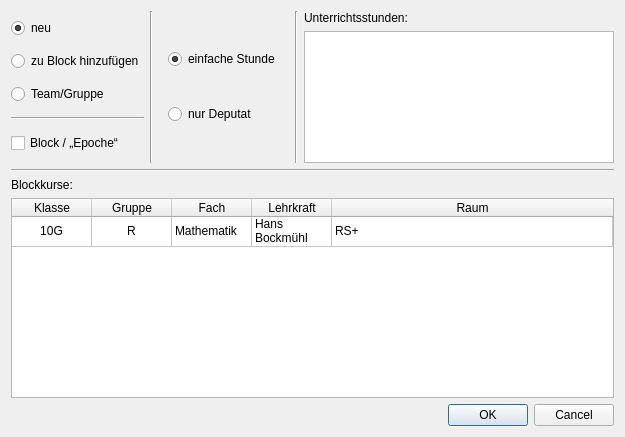
Before: the Qt Designer form wz-data/ui/dialog_block_name_2.ui in gradgrind/WZ3, drawn with Qt 5.
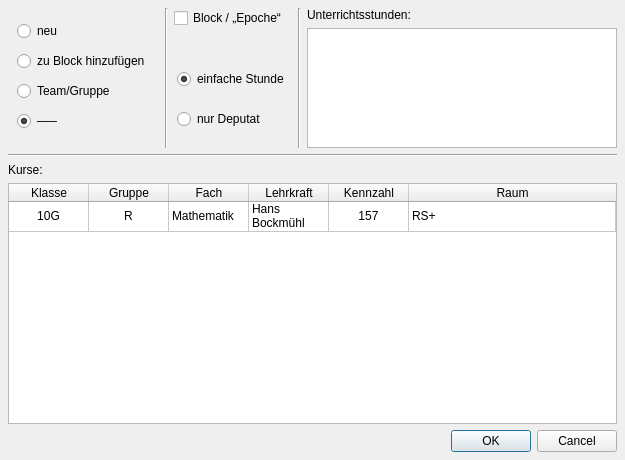
After: the same form once the commit is applied.

Commit message: Working on block name dialog

```diff
--- a/wz-data/ui/dialog_block_name_2.ui
+++ b/wz-data/ui/dialog_block_name_2.ui
@@ -7,13 +7,25 @@
     <x>0</x>
     <y>0</y>
     <width>625</width>
-    <height>437</height>
+    <height>460</height>
    </rect>
   </property>
   <property name="windowTitle">
-   <string>neue Kurseinheit</string>
+   <string>Kurseinheit</string>
   </property>
   <layout class="QVBoxLayout" name="verticalLayout_6" stretch="0,1,0">
+   <property name="leftMargin">
+    <number>8</number>
+   </property>
+   <property name="topMargin">
+    <number>8</number>
+   </property>
+   <property name="rightMargin">
+    <number>8</number>
+   </property>
+   <property name="bottomMargin">
+    <number>8</number>
+   </property>
    <item>
     <layout class="QHBoxLayout" name="horizontalLayout_3" stretch="0,0,1">
      <item>
@@ -21,17 +33,18 @@
        <item>
         <layout class="QHBoxLayout" name="horizontalLayout_2">
          <item>
+          <widget class="QFrame" name="type_chooser">
           <layout class="QVBoxLayout" name="verticalLayout_4">
            <item>
             <widget class="QRadioButton" name="rb_new">
              <property name="toolTip">
-              <string>&lt;html&gt;&lt;head/&gt;&lt;body&gt;&lt;p&gt;Ein neuer „Kurseinheit“ soll angelegt werden. Das bedeutet entweder eine neue Unterrichtsstunde oder eine Deputatsangabe ohne Unterrichtsstunden.&lt;/p&gt;&lt;p&gt;Die Stunde kann Teil eines Blocks sein (einer Zeit, in der mehrere Kurse parallel oder Epochenmäßig stattfinden).&lt;/p&gt;&lt;p&gt;Für jeden Kurs darf nur einmal eine Einheit der jeweiligen Sorte (einfache Stunde, Blockstunde oder Deputatsstunden ohne Unterricht) angelegt werden. Weitere Unterrichtsstunden können dann mit der „+“-Schaltfläche hinzugefügt werden.&lt;/p&gt;&lt;/body&gt;&lt;/html&gt;</string>
+               <string>&lt;html&gt;&lt;head/&gt;&lt;body&gt;&lt;p&gt;Ein neuer „Kurseinheit“ soll angelegt werden. Das bedeutet entweder eine neue Unterrichtsstunde oder eine Deputatsangabe ohne Unterrichtsstunden.&lt;/p&gt;&lt;p&gt;Die Stunde kann Teil eines Blocks sein (einer Zeit, in der mehrere Kurse entweder parallel oder nacheinander im Laufe des Jahres stattfinden).&lt;/p&gt;&lt;p&gt;Für jeden Kurs darf nur einmal eine Einheit der jeweiligen Sorte (einfache Stunde, Blockstunde oder Deputatsstunden ohne Unterricht) angelegt werden. Weitere Unterrichtsstunden können dann mit der „+“-Schaltfläche hinzugefügt werden.&lt;/p&gt;&lt;/body&gt;&lt;/html&gt;</string>
              </property>
              <property name="text">
               <string>neu</string>
              </property>
              <property name="checked">
-              <bool>true</bool>
+               <bool>false</bool>
              </property>
              <attribute name="buttonGroup">
               <string notr="true">choose_group</string>
@@ -54,7 +67,7 @@
            <item>
             <widget class="QRadioButton" name="rb_add2team">
              <property name="toolTip">
-              <string>&lt;html&gt;&lt;head/&gt;&lt;body&gt;&lt;p&gt;Diese Option ist für Teamteaching oder Klassen- bzw. Gruppenübergreifenden Unterricht gedacht.&lt;/p&gt;&lt;p&gt;Der aktuelle „Kurs“ soll mit einem anderen kombiniert werden. Das Fach der Kurse muss gleich sein, sie teilen einen Raum und die Deputatsangaben müssen für alle gleich sein.&lt;/p&gt;&lt;/body&gt;&lt;/html&gt;</string>
+               <string>&lt;html&gt;&lt;head/&gt;&lt;body&gt;&lt;p&gt;Diese Option ist für Teamteaching oder klassen- bzw. gruppenübergreifenden Unterricht gedacht.&lt;/p&gt;&lt;p&gt;Der aktuelle „Kurs“ soll mit einem anderen kombiniert werden. Das Fach der Kurse muss gleich sein, sie teilen einen Raum und die Deputatsangaben müssen für alle gleich sein.&lt;/p&gt;&lt;/body&gt;&lt;/html&gt;</string>
              </property>
              <property name="text">
               <string>Team/Gruppe</string>
@@ -65,30 +78,61 @@
             </widget>
            </item>
            <item>
-            <widget class="Line" name="line_3">
+             <widget class="QRadioButton" name="rb_inspect">
+              <property name="enabled">
+               <bool>true</bool>
+              </property>
+              <property name="text">
+               <string>–––</string>
+              </property>
+              <property name="checked">
+               <bool>true</bool>
+              </property>
+              <attribute name="buttonGroup">
+               <string notr="true">choose_group</string>
+              </attribute>
+             </widget>
+            </item>
+           </layout>
+          </widget>
+         </item>
+         <item>
+          <widget class="Line" name="line_4">
              <property name="orientation">
-              <enum>Qt::Horizontal</enum>
+            <enum>Qt::Vertical</enum>
              </property>
             </widget>
            </item>
+         <item>
+          <layout class="QVBoxLayout" name="verticalLayout_8">
+           <property name="leftMargin">
+            <number>0</number>
+           </property>
+           <property name="rightMargin">
+            <number>0</number>
+           </property>
            <item>
             <widget class="QCheckBox" name="cb_block">
              <property name="toolTip">
-              <string>&lt;html&gt;&lt;head/&gt;&lt;body&gt;&lt;p&gt;„Block“ bedeutet hier, dass Unterrichtseinheiten entweder parallel (zur gleichen Zeit) oder nacheinander („Epochenunterricht“) stattfinden.&lt;/p&gt;&lt;p&gt;Zwischen zeitbegrenzten Blöcken („Epochen“) und parallelen, durchlaufenden Unterrichtsstunden wird hier nicht differenziert.&lt;/p&gt;&lt;/body&gt;&lt;/html&gt;</string>
+              <string>&lt;html&gt;&lt;head/&gt;&lt;body&gt;&lt;p&gt;„Block“ bedeutet hier, dass Unterrichtseinheiten entweder parallel (zur gleichen Zeit) oder nacheinander im Laufe des Jahres („Epochenunterricht“) stattfinden.&lt;/p&gt;&lt;p&gt;Zwischen zeitbegrenzten Blöcken („Epochen“) und parallelen, durchlaufenden Unterrichtsstunden wird hier nicht differenziert.&lt;/p&gt;&lt;/body&gt;&lt;/html&gt;</string>
              </property>
              <property name="text">
               <string>Block / „Epoche“</string>
              </property>
             </widget>
            </item>
-          </layout>
-         </item>
          <item>
-          <widget class="Line" name="line_4">
+            <spacer name="verticalSpacer">
            <property name="orientation">
             <enum>Qt::Vertical</enum>
            </property>
-          </widget>
+             <property name="sizeHint" stdset="0">
+              <size>
+               <width>20</width>
+               <height>0</height>
+              </size>
+             </property>
+            </spacer>
          </item>
          <item>
           <widget class="QStackedWidget" name="blockstack">
@@ -97,6 +141,18 @@
            </property>
            <widget class="QWidget" name="page_block">
             <layout class="QVBoxLayout" name="verticalLayout_2">
+               <property name="leftMargin">
+                <number>3</number>
+               </property>
+               <property name="topMargin">
+                <number>3</number>
+               </property>
+               <property name="rightMargin">
+                <number>3</number>
+               </property>
+               <property name="bottomMargin">
+                <number>3</number>
+               </property>
              <item>
               <widget class="QLabel" name="label">
                <property name="text">
@@ -128,6 +184,18 @@
            </widget>
            <widget class="QWidget" name="page_noblock">
             <layout class="QVBoxLayout" name="verticalLayout_7">
+               <property name="leftMargin">
+                <number>3</number>
+               </property>
+               <property name="topMargin">
+                <number>3</number>
+               </property>
+               <property name="rightMargin">
+                <number>3</number>
+               </property>
+               <property name="bottomMargin">
+                <number>3</number>
+               </property>
              <item>
               <widget class="QRadioButton" name="rb_simple">
                <property name="text">
@@ -139,7 +207,7 @@
               </widget>
              </item>
              <item>
-              <widget class="QRadioButton" name="rb_onlypay">
+                <widget class="QRadioButton" name="rb_payonly">
                <property name="text">
                 <string>nur Deputat</string>
                </property>
@@ -153,6 +221,8 @@
        </item>
       </layout>
      </item>
+      </layout>
+     </item>
      <item>
       <widget class="Line" name="line_2">
        <property name="orientation">
@@ -170,7 +240,20 @@
         </widget>
        </item>
        <item>
-        <widget class="QListWidget" name="list_lessons"/>
+        <widget class="QListWidget" name="list_lessons">
+         <property name="sizePolicy">
+          <sizepolicy hsizetype="Expanding" vsizetype="Fixed">
+           <horstretch>0</horstretch>
+           <verstretch>0</verstretch>
+          </sizepolicy>
+         </property>
+         <property name="maximumSize">
+          <size>
+           <width>16777215</width>
+           <height>120</height>
+          </size>
+         </property>
+        </widget>
        </item>
       </layout>
      </item>
@@ -188,7 +271,7 @@
      <item>
       <widget class="QLabel" name="label_3">
        <property name="text">
-        <string>Blockkurse:</string>
+        <string>Kurse:</string>
        </property>
       </widget>
      </item>
@@ -249,6 +332,11 @@
          <string>Lehrkraft</string>
         </property>
        </column>
+       <column>
+        <property name="text">
+         <string>Kennzahl</string>
+        </property>
+       </column>
        <column>
         <property name="text">
          <string>Raum</string>
@@ -281,6 +369,14 @@
         </property>
        </item>
        <item row="0" column="4">
+        <property name="text">
+         <string>157</string>
+        </property>
+        <property name="textAlignment">
+         <set>AlignCenter</set>
+        </property>
+       </item>
+       <item row="0" column="5">
         <property name="text">
          <string>RS+</string>
         </property>
```
Lines whose indentation alone changed are shown as unchanged. The commit also changes 2 other files.
